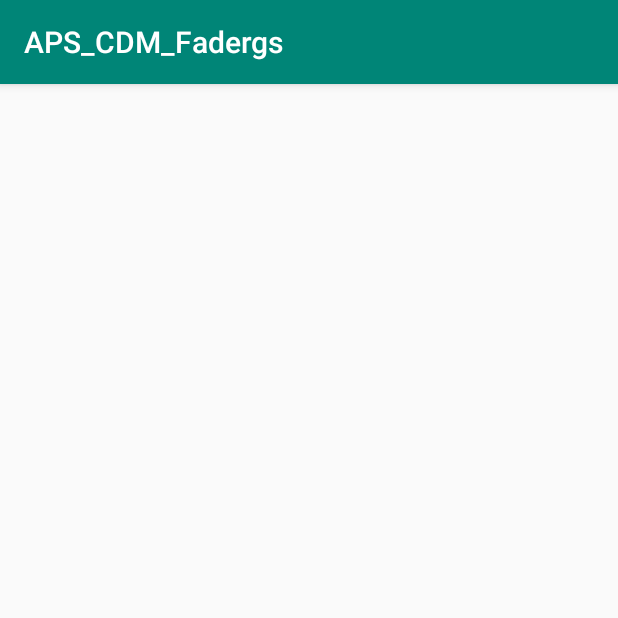
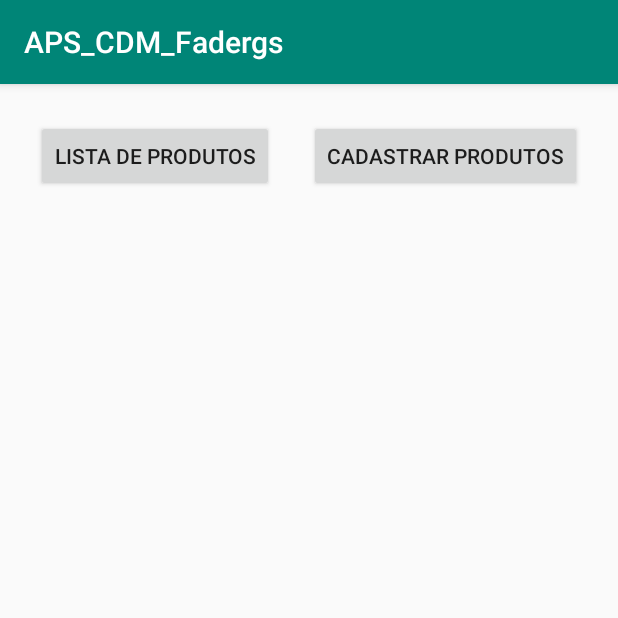
Before and after one commit to felipemostardas/APS-CDM-Fadergs, an Android app: the ListaCompraActivity screen opened directly, with no data from a screen before it, on a phone screen of 412 x 824 dp, the top half of it. Run offline under Robolectric (Android 15) with nearby library versions, the phone set to English and light mode, and no system bars.

Commit message:
Botões lista compras

```diff
--- a/app/src/main/res/layout/activity_lista_compra.xml
+++ b/app/src/main/res/layout/activity_lista_compra.xml
@@ -6,4 +6,25 @@
     android:layout_height="match_parent"
     tools:context=".ListaCompraActivity">
 
+    <Button
+        android:id="@+id/button"
+        android:layout_width="wrap_content"
+        android:layout_height="wrap_content"
+        android:layout_marginTop="24dp"
+        android:text="Lista de Produtos"
+        app:layout_constraintEnd_toStartOf="@+id/button2"
+        app:layout_constraintHorizontal_bias="0.5"
+        app:layout_constraintStart_toStartOf="parent"
+        app:layout_constraintTop_toTopOf="parent" />
+
+    <Button
+        android:id="@+id/button2"
+        android:layout_width="wrap_content"
+        android:layout_height="wrap_content"
+        android:layout_marginTop="24dp"
+        android:text="Cadastrar Produtos"
+        app:layout_constraintEnd_toEndOf="parent"
+        app:layout_constraintHorizontal_bias="0.5"
+        app:layout_constraintStart_toEndOf="@+id/button"
+        app:layout_constraintTop_toTopOf="parent" />
 </android.support.constraint.ConstraintLayout>
```
